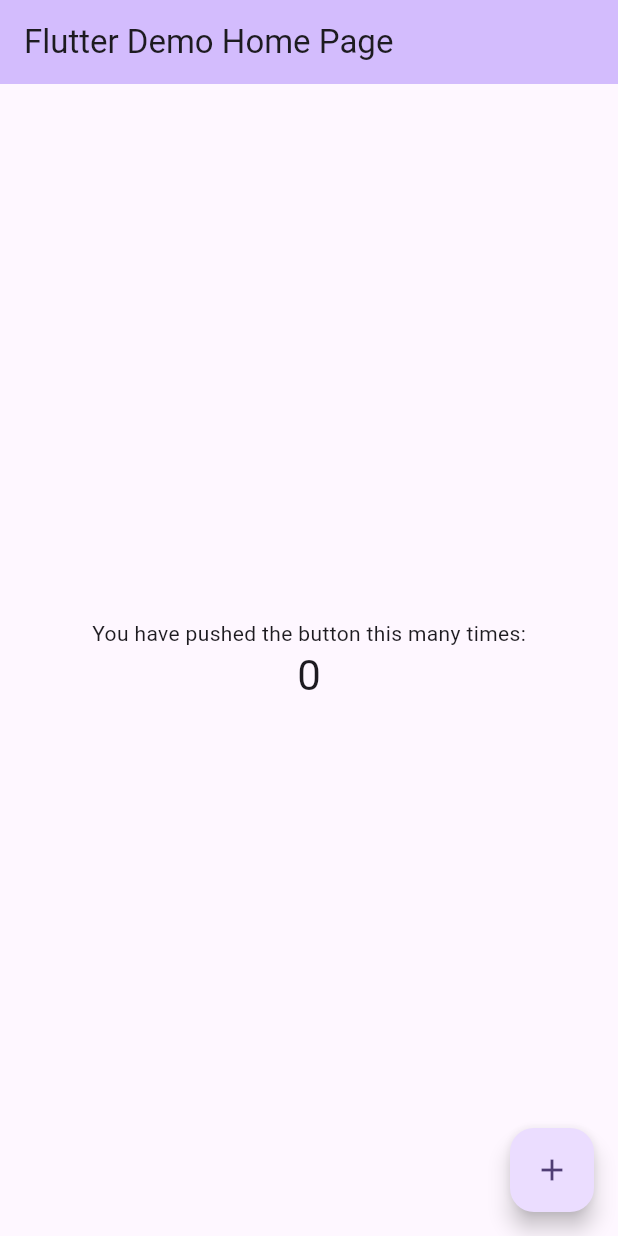
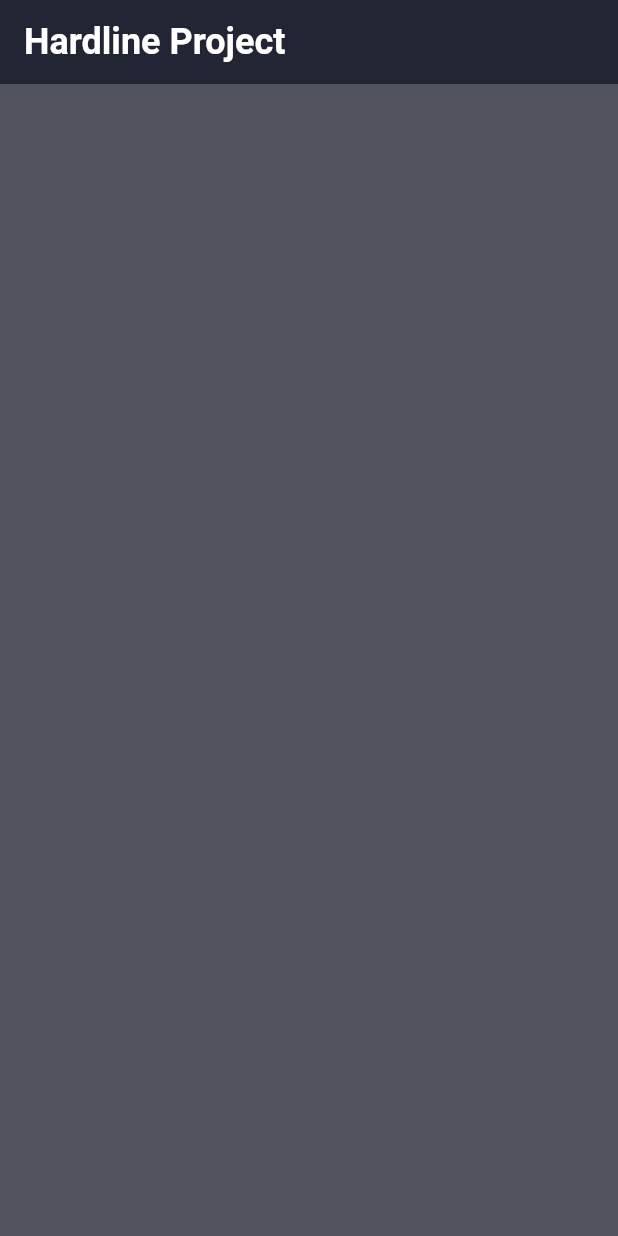
Before and after one commit to Pososew/hardline, a Flutter app: the screen it shows after launch, on a phone screen of 412 x 824 dp. Run offline on Flutter 3.47's test engine with Material 3 defaults, Android fonts, the phone set to English and light mode, and no system bars.

Commit message:
Внёс первые изменение в файле main
Добавил тему приложения и добавил AppBar с временным названием проекта

```diff
--- a/lib/main.dart
+++ b/lib/main.dart
@@ -7,119 +7,44 @@ void main() {
 class MyApp extends StatelessWidget {
   const MyApp({super.key});
 
-  // This widget is the root of your application.
   @override
   Widget build(BuildContext context) {
     return MaterialApp(
-      title: 'Flutter Demo',
       theme: ThemeData(
-        // This is the theme of your application.
-        //
-        // TRY THIS: Try running your application with "flutter run". You'll see
-        // the application has a purple toolbar. Then, without quitting the app,
-        // try changing the seedColor in the colorScheme below to Colors.green
-        // and then invoke "hot reload" (save your changes or press the "hot
-        // reload" button in a Flutter-supported IDE, or press "r" if you used
-        // the command line to start the app).
-        //
-        // Notice that the counter didn't reset back to zero; the application
-        // state is not lost during the reload. To reset the state, use hot
-        // restart instead.
-        //
-        // This works for code too, not just values: Most code changes can be
-        // tested with just a hot reload.
-        colorScheme: ColorScheme.fromSeed(seedColor: Colors.deepPurple),
+        colorScheme: ColorScheme.fromSeed(seedColor: Colors.black),
+        scaffoldBackgroundColor: const Color.fromARGB(186, 16, 21, 35),
+        appBarTheme: const AppBarTheme(
+          backgroundColor: Color.fromARGB(186, 16, 21, 35),
+          titleTextStyle: TextStyle(
+            color: Colors.white,
+            fontSize: 24,
+            fontWeight: FontWeight.w700,
+          ),
+        ),
         useMaterial3: true,
       ),
-      home: const MyHomePage(title: 'Flutter Demo Home Page'),
+      home: const HardLineProg(title: 'Hardline Project'),
     );
   }
 }
 
-class MyHomePage extends StatefulWidget {
-  const MyHomePage({super.key, required this.title});
-
-  // This widget is the home page of your application. It is stateful, meaning
-  // that it has a State object (defined below) that contains fields that affect
-  // how it looks.
-
-  // This class is the configuration for the state. It holds the values (in this
-  // case the title) provided by the parent (in this case the App widget) and
-  // used by the build method of the State. Fields in a Widget subclass are
-  // always marked "final".
+class HardLineProg extends StatefulWidget {
+  const HardLineProg({super.key, required this.title});
 
   final String title;
 
   @override
-  State<MyHomePage> createState() => _MyHomePageState();
+  State<HardLineProg> createState() => _HardLineProgState();
 }
 
-class _MyHomePageState extends State<MyHomePage> {
-  int _counter = 0;
-
-  void _incrementCounter() {
-    setState(() {
-      // This call to setState tells the Flutter framework that something has
-      // changed in this State, which causes it to rerun the build method below
-      // so that the display can reflect the updated values. If we changed
-      // _counter without calling setState(), then the build method would not be
-      // called again, and so nothing would appear to happen.
-      _counter++;
-    });
-  }
-
+class _HardLineProgState extends State<HardLineProg> {
   @override
   Widget build(BuildContext context) {
-    // This method is rerun every time setState is called, for instance as done
-    // by the _incrementCounter method above.
-    //
-    // The Flutter framework has been optimized to make rerunning build methods
-    // fast, so that you can just rebuild anything that needs updating rather
-    // than having to individually change instances of widgets.
     return Scaffold(
       appBar: AppBar(
-        // TRY THIS: Try changing the color here to a specific color (to
-        // Colors.amber, perhaps?) and trigger a hot reload to see the AppBar
-        // change color while the other colors stay the same.
-        backgroundColor: Theme.of(context).colorScheme.inversePrimary,
-        // Here we take the value from the MyHomePage object that was created by
-        // the App.build method, and use it to set our appbar title.
         title: Text(widget.title),
       ),
-      body: Center(
-        // Center is a layout widget. It takes a single child and positions it
-        // in the middle of the parent.
-        child: Column(
-          // Column is also a layout widget. It takes a list of children and
-          // arranges them vertically. By default, it sizes itself to fit its
-          // children horizontally, and tries to be as tall as its parent.
-          //
-          // Column has various properties to control how it sizes itself and
-          // how it positions its children. Here we use mainAxisAlignment to
-          // center the children vertically; the main axis here is the vertical
-          // axis because Columns are vertical (the cross axis would be
-          // horizontal).
-          //
-          // TRY THIS: Invoke "debug painting" (choose the "Toggle Debug Paint"
-          // action in the IDE, or press "p" in the console), to see the
-          // wireframe for each widget.
-          mainAxisAlignment: MainAxisAlignment.center,
-          children: <Widget>[
-            const Text(
-              'You have pushed the button this many times:',
-            ),
-            Text(
-              '$_counter',
-              style: Theme.of(context).textTheme.headlineMedium,
-            ),
-          ],
-        ),
-      ),
-      floatingActionButton: FloatingActionButton(
-        onPressed: _incrementCounter,
-        tooltip: 'Increment',
-        child: const Icon(Icons.add),
-      ), // This trailing comma makes auto-formatting nicer for build methods.
+      body: Center(),
     );
   }
 }
```
